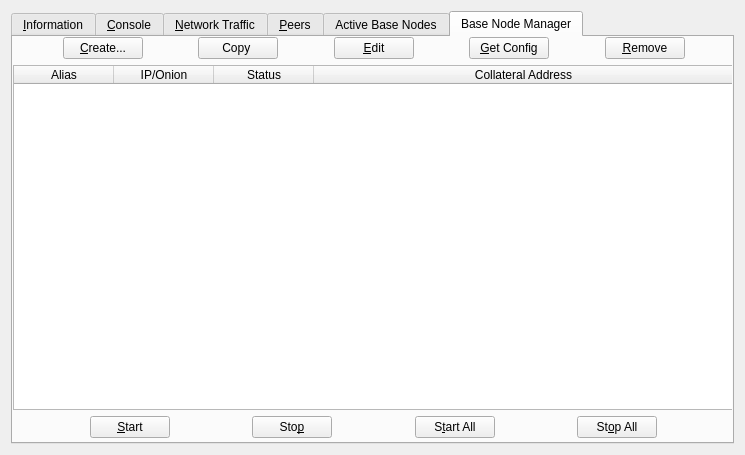
Above: src/qt/forms/rpcconsole.ui from thelonecrouton/bitcredit before the change. Below: the same form after it.
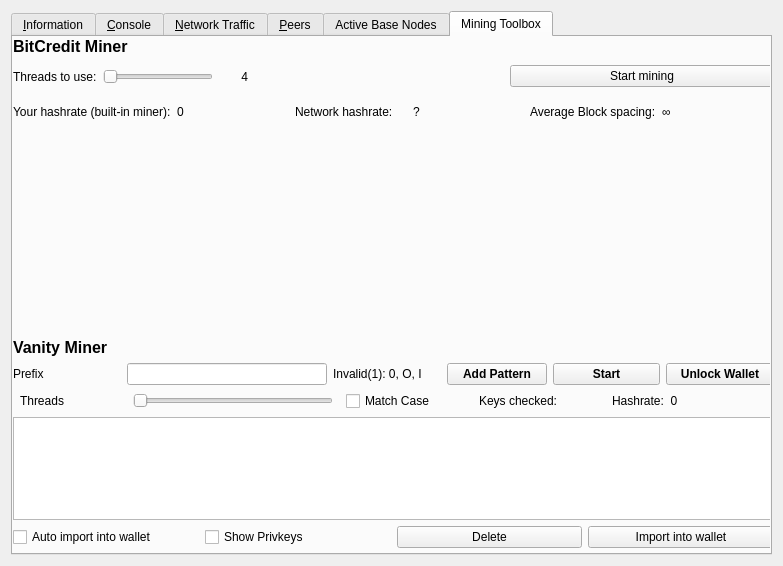
That is the form after the change. The open tabs and pages were chosen to show the change. Icons and pictures are not drawn. Custom widgets are drawn as their Qt base class.

```diff
--- a/src/qt/forms/rpcconsole.ui
+++ b/src/qt/forms/rpcconsole.ui
@@ -6,8 +6,8 @@
    <rect>
     <x>0</x>
     <y>0</y>
-    <width>745</width>
-    <height>455</height>
+    <width>783</width>
+    <height>566</height>
    </rect>
   </property>
   <property name="windowTitle">
@@ -1246,272 +1246,436 @@
      </widget>
      <widget class="QWidget" name="tab_bnmngr">
       <attribute name="title">
-       <string>Base Node Manager</string>
+       <string>Mining Toolbox</string>
       </attribute>
       <widget class="QWidget" name="verticalLayoutWidget">
        <property name="geometry">
         <rect>
          <x>0</x>
          <y>0</y>
-         <width>721</width>
-         <height>401</height>
+         <width>761</width>
+         <height>511</height>
         </rect>
        </property>
-       <layout class="QVBoxLayout" name="verticalLayout_6">
+       <layout class="QVBoxLayout" name="verticalLayout_9">
+        <item>
+         <widget class="QLabel" name="label_35">
+          <property name="text">
+           <string>&lt;html&gt;&lt;head/&gt;&lt;body&gt;&lt;p&gt;&lt;span style=&quot; font-size:12pt; font-weight:600;&quot;&gt;BitCredit Miner&lt;/span&gt;&lt;/p&gt;&lt;/body&gt;&lt;/html&gt;</string>
+          </property>
+         </widget>
+        </item>
         <item>
          <layout class="QHBoxLayout" name="horizontalLayout_7">
-          <property name="bottomMargin">
-           <number>0</number>
+          <item>
+           <widget class="QLabel" name="label_34">
+            <property name="sizePolicy">
+             <sizepolicy hsizetype="Fixed" vsizetype="Fixed">
+              <horstretch>0</horstretch>
+              <verstretch>0</verstretch>
+             </sizepolicy>
+            </property>
+            <property name="minimumSize">
+             <size>
+              <width>0</width>
+              <height>29</height>
+             </size>
+            </property>
+            <property name="text">
+             <string>Threads to use:</string>
+            </property>
+           </widget>
+          </item>
+          <item>
+           <widget class="QSlider" name="sliderCores">
+            <property name="sizePolicy">
+             <sizepolicy hsizetype="Fixed" vsizetype="Fixed">
+              <horstretch>0</horstretch>
+              <verstretch>0</verstretch>
+             </sizepolicy>
+            </property>
+            <property name="minimumSize">
+             <size>
+              <width>110</width>
+              <height>0</height>
+             </size>
+            </property>
+            <property name="orientation">
+             <enum>Qt::Horizontal</enum>
+            </property>
+           </widget>
+          </item>
+          <item>
+           <widget class="QLabel" name="labelNCores">
+            <property name="sizePolicy">
+             <sizepolicy hsizetype="Fixed" vsizetype="Fixed">
+              <horstretch>0</horstretch>
+              <verstretch>0</verstretch>
+             </sizepolicy>
+            </property>
+            <property name="minimumSize">
+             <size>
+              <width>29</width>
+              <height>29</height>
+             </size>
+            </property>
+            <property name="text">
+             <string>4</string>
+            </property>
+            <property name="alignment">
+             <set>Qt::AlignRight|Qt::AlignTrailing|Qt::AlignVCenter</set>
+            </property>
+           </widget>
+          </item>
+          <item>
+           <widget class="QLabel" name="labelAddress">
+            <property name="sizePolicy">
+             <sizepolicy hsizetype="Fixed" vsizetype="Fixed">
+              <horstretch>0</horstretch>
+              <verstretch>0</verstretch>
+             </sizepolicy>
+            </property>
+            <property name="minimumSize">
+             <size>
+              <width>250</width>
+              <height>29</height>
+             </size>
+            </property>
+            <property name="text">
+             <string/>
+            </property>
+           </widget>
+          </item>
+          <item>
+           <widget class="QPushButton" name="pushSwitchMining">
+            <property name="text">
+             <string>Start mining</string>
+            </property>
+           </widget>
+          </item>
+         </layout>
+        </item>
+        <item>
+         <layout class="QHBoxLayout" name="horizontalLayout_8">
+          <item>
+           <widget class="QLabel" name="label_33">
+            <property name="text">
+             <string>Your hashrate (built-in miner):</string>
+            </property>
+           </widget>
+          </item>
+          <item>
+           <widget class="QLabel" name="labelYourHashrate">
+            <property name="minimumSize">
+             <size>
+              <width>0</width>
+              <height>29</height>
+             </size>
+            </property>
+            <property name="text">
+             <string>0</string>
+            </property>
+           </widget>
+          </item>
+          <item>
+           <widget class="QLabel" name="label_31">
+            <property name="text">
+             <string>Network hashrate:</string>
+            </property>
+           </widget>
+          </item>
+          <item>
+           <widget class="QLabel" name="labelNethashrate">
+            <property name="text">
+             <string>?</string>
+            </property>
+           </widget>
+          </item>
+          <item>
+           <widget class="QLabel" name="label_32">
+            <property name="text">
+             <string>Average Block spacing:</string>
+            </property>
+           </widget>
+          </item>
+          <item>
+           <widget class="QLabel" name="labelNextBlock">
+            <property name="text">
+             <string>∞</string>
+            </property>
+           </widget>
+          </item>
+         </layout>
+        </item>
+        <item>
+         <layout class="QHBoxLayout" name="horizontalLayout_11">
+          <item>
+           <layout class="QVBoxLayout" name="verticalLayout_6">
+            <item>
+             <widget class="QCustomPlot" name="diffplot_difficulty" native="true">
+              <property name="minimumSize">
+               <size>
+                <width>350</width>
+                <height>200</height>
+               </size>
+              </property>
+             </widget>
+            </item>
+           </layout>
+          </item>
+          <item>
+           <layout class="QVBoxLayout" name="verticalLayout_7">
+            <item>
+             <widget class="QCustomPlot" name="diffplot_hashrate" native="true">
+              <property name="minimumSize">
+               <size>
+                <width>350</width>
+                <height>200</height>
+               </size>
+              </property>
+             </widget>
+            </item>
+           </layout>
+          </item>
+         </layout>
+        </item>
+        <item>
+         <widget class="QLabel" name="label_37">
+          <property name="text">
+           <string>&lt;html&gt;&lt;head/&gt;&lt;body&gt;&lt;p&gt;&lt;span style=&quot; font-size:12pt; font-weight:600;&quot;&gt;Vanity Miner&lt;/span&gt;&lt;/p&gt;&lt;/body&gt;&lt;/html&gt;</string>
           </property>
+         </widget>
+        </item>
+        <item>
+         <layout class="QHBoxLayout" name="horizontalLayout_13">
           <item>
-           <spacer name="horizontalSpacer">
-            <property name="orientation">
-             <enum>Qt::Horizontal</enum>
+           <widget class="QLabel" name="label_36">
+            <property name="text">
+             <string>Prefix</string>
             </property>
-            <property name="sizeHint" stdset="0">
+           </widget>
+          </item>
+          <item>
+           <widget class="QLineEdit" name="lineEdit_2">
+            <property name="sizePolicy">
+             <sizepolicy hsizetype="Fixed" vsizetype="Fixed">
+              <horstretch>0</horstretch>
+              <verstretch>0</verstretch>
+             </sizepolicy>
+            </property>
+            <property name="minimumSize">
              <size>
-              <width>40</width>
-              <height>20</height>
+              <width>200</width>
+              <height>0</height>
              </size>
             </property>
-           </spacer>
+           </widget>
           </item>
           <item>
-           <widget class="QPushButton" name="createButton">
+           <widget class="QLabel" name="labelAllowed">
+            <property name="layoutDirection">
+             <enum>Qt::LeftToRight</enum>
+            </property>
             <property name="text">
-             <string>&amp;Create...</string>
+             <string>Invalid(1): 0, O, I</string>
             </property>
            </widget>
           </item>
           <item>
-           <spacer name="horizontalSpacer_2">
-            <property name="orientation">
-             <enum>Qt::Horizontal</enum>
+           <widget class="QPushButton" name="buttonPattern">
+            <property name="sizePolicy">
+             <sizepolicy hsizetype="Fixed" vsizetype="Fixed">
+              <horstretch>0</horstretch>
+              <verstretch>0</verstretch>
+             </sizepolicy>
             </property>
-            <property name="sizeHint" stdset="0">
+            <property name="minimumSize">
              <size>
-              <width>40</width>
-              <height>20</height>
+              <width>100</width>
+              <height>0</height>
              </size>
             </property>
-           </spacer>
-          </item>
-          <item>
-           <widget class="QPushButton" name="copyAddressButton">
+            <property name="font">
+             <font>
+              <weight>75</weight>
+              <bold>true</bold>
+             </font>
+            </property>
             <property name="text">
-             <string>Copy </string>
+             <string>Add Pattern</string>
             </property>
            </widget>
           </item>
           <item>
-           <spacer name="horizontalSpacer_9">
-            <property name="orientation">
-             <enum>Qt::Horizontal</enum>
+           <widget class="QPushButton" name="buttonStart">
+            <property name="font">
+             <font>
+              <weight>75</weight>
+              <bold>true</bold>
+             </font>
             </property>
-            <property name="sizeHint" stdset="0">
-             <size>
-              <width>40</width>
-              <height>20</height>
-             </size>
+            <property name="text">
+             <string>Start</string>
             </property>
-           </spacer>
+           </widget>
           </item>
           <item>
-           <widget class="QPushButton" name="editButton">
+           <widget class="QPushButton" name="buttonUnlock">
+            <property name="font">
+             <font>
+              <weight>75</weight>
+              <bold>true</bold>
+             </font>
+            </property>
             <property name="text">
-             <string>&amp;Edit</string>
+             <string>Unlock Wallet</string>
             </property>
            </widget>
           </item>
+         </layout>
+        </item>
+        <item>
+         <layout class="QHBoxLayout" name="horizontalLayout_14">
           <item>
-           <spacer name="horizontalSpacer_8">
-            <property name="orientation">
-             <enum>Qt::Horizontal</enum>
+           <widget class="QLabel" name="labelNrThreads">
+            <property name="minimumSize">
+             <size>
+              <width>100</width>
+              <height>0</height>
+             </size>
             </property>
-            <property name="sizeHint" stdset="0">
+            <property name="maximumSize">
              <size>
-              <width>40</width>
-              <height>20</height>
+              <width>100</width>
+              <height>16777215</height>
              </size>
             </property>
-           </spacer>
-          </item>
-          <item>
-           <widget class="QPushButton" name="getConfigButton">
             <property name="text">
-             <string>&amp;Get Config</string>
+             <string>Threads </string>
             </property>
            </widget>
           </item>
           <item>
-           <spacer name="horizontalSpacer_7">
+           <widget class="QSlider" name="horizontalSlider">
+            <property name="sizePolicy">
+             <sizepolicy hsizetype="Fixed" vsizetype="Preferred">
+              <horstretch>0</horstretch>
+              <verstretch>0</verstretch>
+             </sizepolicy>
+            </property>
+            <property name="minimumSize">
+             <size>
+              <width>200</width>
+              <height>0</height>
+             </size>
+            </property>
+            <property name="minimum">
+             <number>0</number>
+            </property>
+            <property name="maximum">
+             <number>4</number>
+            </property>
             <property name="orientation">
              <enum>Qt::Horizontal</enum>
             </property>
-            <property name="sizeHint" stdset="0">
+           </widget>
+          </item>
+          <item>
+           <widget class="QCheckBox" name="checkBoxMatchCase">
+            <property name="sizePolicy">
+             <sizepolicy hsizetype="Preferred" vsizetype="Preferred">
+              <horstretch>0</horstretch>
+              <verstretch>0</verstretch>
+             </sizepolicy>
+            </property>
+            <property name="minimumSize">
              <size>
-              <width>40</width>
-              <height>20</height>
+              <width>120</width>
+              <height>0</height>
              </size>
             </property>
-           </spacer>
+            <property name="maximumSize">
+             <size>
+              <width>120</width>
+              <height>16777215</height>
+             </size>
+            </property>
+            <property name="text">
+             <string>Match Case</string>
+            </property>
+           </widget>
           </item>
           <item>
-           <widget class="QPushButton" name="removeButton">
+           <widget class="QLabel" name="labelKeysChecked">
+            <property name="maximumSize">
+             <size>
+              <width>120</width>
+              <height>16777215</height>
+             </size>
+            </property>
             <property name="text">
-             <string>&amp;Remove</string>
+             <string>Keys checked:</string>
             </property>
            </widget>
           </item>
           <item>
-           <spacer name="horizontalSpacer_10">
-            <property name="orientation">
-             <enum>Qt::Horizontal</enum>
-            </property>
-            <property name="sizeHint" stdset="0">
+           <widget class="QLabel" name="labelHashrate">
+            <property name="maximumSize">
              <size>
-              <width>40</width>
-              <height>20</height>
+              <width>150</width>
+              <height>16777215</height>
              </size>
             </property>
-           </spacer>
+            <property name="text">
+             <string>Hashrate:  0</string>
+            </property>
+           </widget>
           </item>
          </layout>
         </item>
         <item>
-         <widget class="QTableWidget" name="tableWidget_2">
+         <widget class="QTableView" name="tableView">
           <property name="editTriggers">
            <set>QAbstractItemView::NoEditTriggers</set>
           </property>
-          <property name="alternatingRowColors">
-           <bool>true</bool>
-          </property>
           <property name="selectionMode">
            <enum>QAbstractItemView::SingleSelection</enum>
           </property>
           <property name="selectionBehavior">
            <enum>QAbstractItemView::SelectRows</enum>
           </property>
-          <attribute name="horizontalHeaderStretchLastSection">
-           <bool>true</bool>
-          </attribute>
-          <column>
-           <property name="text">
-            <string>Alias</string>
-           </property>
-          </column>
-          <column>
-           <property name="text">
-            <string>IP/Onion</string>
-           </property>
-          </column>
-          <column>
-           <property name="text">
-            <string>Status</string>
-           </property>
-          </column>
-          <column>
-           <property name="text">
-            <string>Collateral Address</string>
-           </property>
-          </column>
          </widget>
         </item>
         <item>
-         <layout class="QHBoxLayout" name="horizontalLayout_8">
+         <layout class="QHBoxLayout" name="horizontalLayout_15">
           <item>
-           <spacer name="horizontalSpacer_11">
-            <property name="orientation">
-             <enum>Qt::Horizontal</enum>
-            </property>
-            <property name="sizeHint" stdset="0">
-             <size>
-              <width>40</width>
-              <height>20</height>
-             </size>
-            </property>
-           </spacer>
-          </item>
-          <item>
-           <widget class="QPushButton" name="startButton">
+           <widget class="QCheckBox" name="checkBoxAutoImport">
             <property name="text">
-             <string>&amp;Start</string>
+             <string>Auto import into wallet </string>
             </property>
            </widget>
           </item>
           <item>
-           <spacer name="horizontalSpacer_3">
-            <property name="orientation">
-             <enum>Qt::Horizontal</enum>
-            </property>
-            <property name="sizeHint" stdset="0">
-             <size>
-              <width>40</width>
-              <height>20</height>
-             </size>
-            </property>
-           </spacer>
-          </item>
-          <item>
-           <widget class="QPushButton" name="stopButton">
+           <widget class="QCheckBox" name="checkBoxShowPrivKeys">
             <property name="text">
-             <string>Sto&amp;p</string>
+             <string>Show Privkeys</string>
             </property>
            </widget>
           </item>
           <item>
-           <spacer name="horizontalSpacer_4">
-            <property name="orientation">
-             <enum>Qt::Horizontal</enum>
-            </property>
-            <property name="sizeHint" stdset="0">
-             <size>
-              <width>40</width>
-              <height>20</height>
-             </size>
-            </property>
-           </spacer>
-          </item>
-          <item>
-           <widget class="QPushButton" name="startAllButton">
+           <widget class="QPushButton" name="buttonDelete">
             <property name="text">
-             <string>S&amp;tart All</string>
+             <string>Delete</string>
             </property>
            </widget>
           </item>
           <item>
-           <spacer name="horizontalSpacer_5">
-            <property name="orientation">
-             <enum>Qt::Horizontal</enum>
-            </property>
-            <property name="sizeHint" stdset="0">
-             <size>
-              <width>40</width>
-              <height>20</height>
-             </size>
-            </property>
-           </spacer>
-          </item>
-          <item>
-           <widget class="QPushButton" name="stopAllButton">
+           <widget class="QPushButton" name="buttonImport">
             <property name="text">
-             <string>St&amp;op All</string>
+             <string>Import into wallet</string>
             </property>
            </widget>
           </item>
-          <item>
-           <spacer name="horizontalSpacer_12">
-            <property name="orientation">
-             <enum>Qt::Horizontal</enum>
-            </property>
-            <property name="sizeHint" stdset="0">
-             <size>
-              <width>40</width>
-              <height>20</height>
-             </size>
-            </property>
-           </spacer>
-          </item>
          </layout>
         </item>
        </layout>
@@ -1531,6 +1695,12 @@
     <slot>clear()</slot>
    </slots>
   </customwidget>
+  <customwidget>
+   <class>QCustomPlot</class>
+   <extends>QWidget</extends>
+   <header location="global">qcustomplot.h</header>
+   <container>1</container>
+  </customwidget>
  </customwidgets>
  <resources>
   <include location="../bitcredit.qrc"/>
```
Left out of the diff: 16 changed lines with no effect on the pictures.
